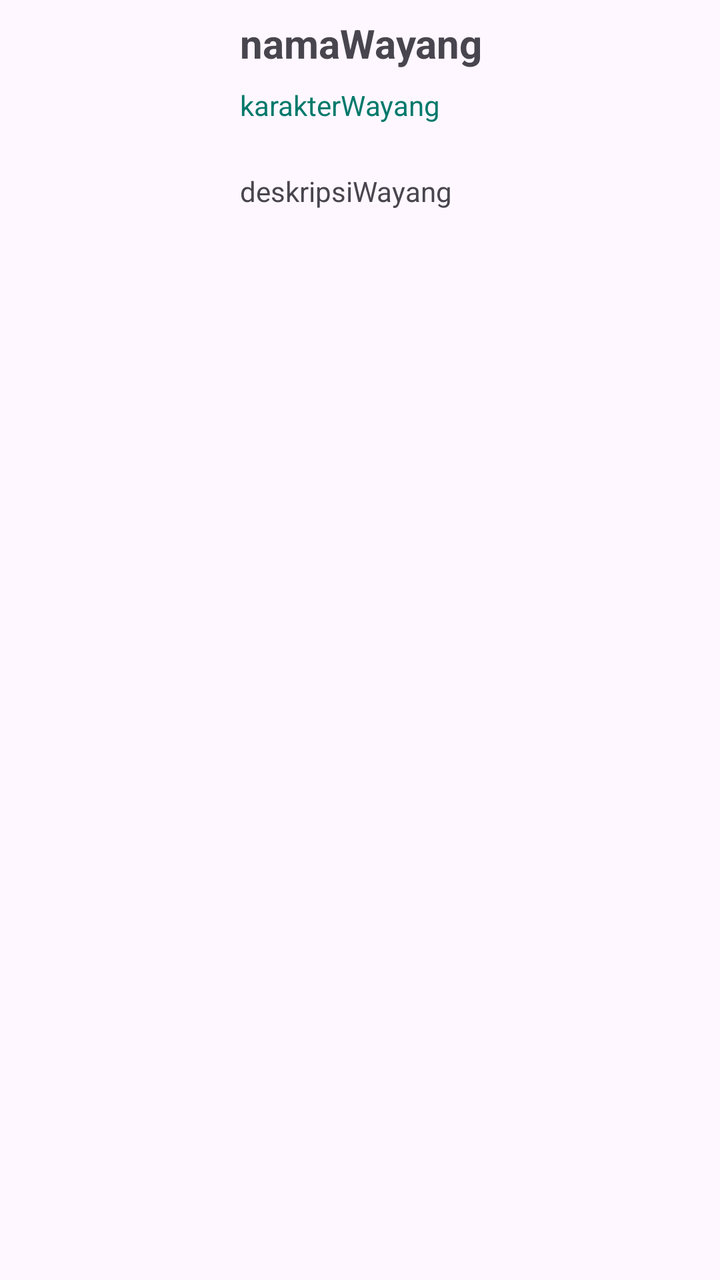
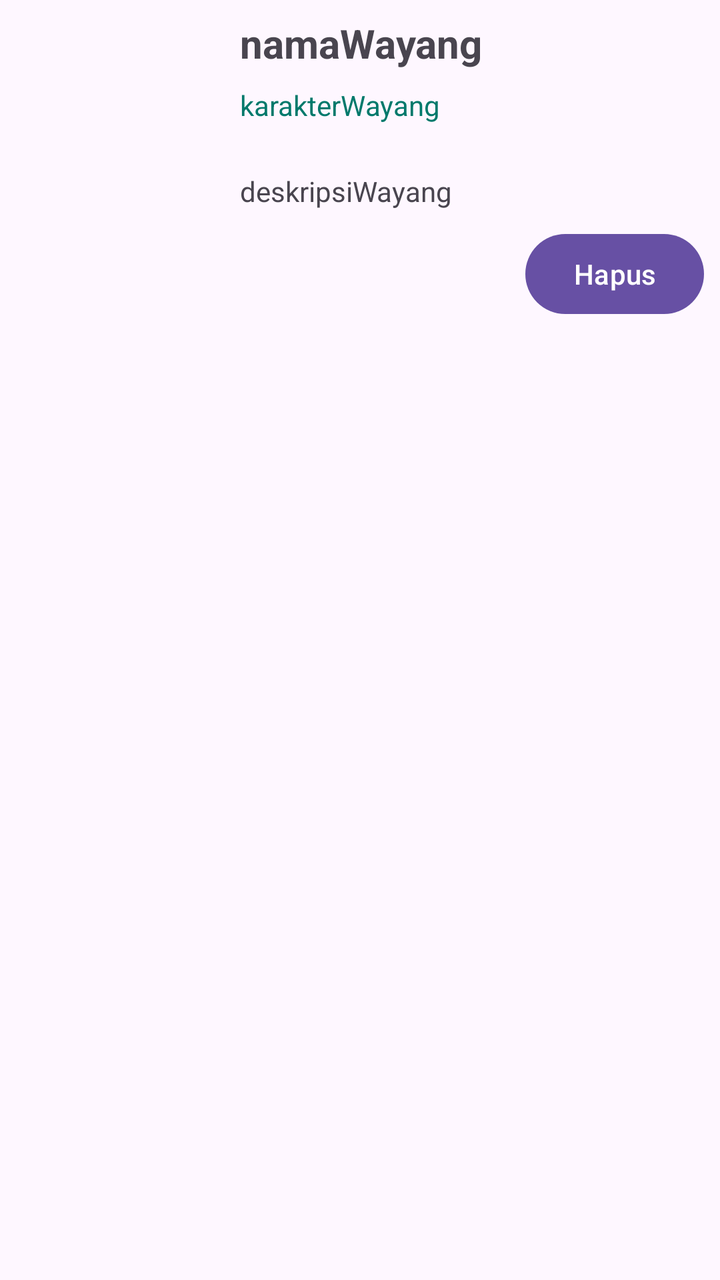

Before-and-after screenshots of an Android layout around one commit, followed by the original layout XML and the change that was made.
<!-- AndroidManifest.xml: application theme Theme.RecyclerView -->
<!-- res/layout/item_recycler.xml -->
<?xml version="1.0" encoding="utf-8"?>
<LinearLayout xmlns:android="http://schemas.android.com/apk/res/android"
    android:layout_width="match_parent"
    android:layout_height="wrap_content"
    android:orientation="horizontal"
    android:padding="8dp"
    android:id="@+id/itemWayang">

    <ImageView
        android:id="@+id/gambarWayang"
        android:layout_width="100dp"
        android:layout_height="120dp"
        android:scaleType="centerCrop"
         />

    <LinearLayout
        android:layout_width="0dp"
        android:layout_height="wrap_content"
        android:layout_marginStart="12dp"
        android:layout_weight="1"
        android:orientation="vertical">

        <TextView
            android:id="@+id/namaWayang"
            android:layout_width="match_parent"
            android:layout_height="wrap_content"
            android:text="namaWayang"
            android:textSize="20sp"
            android:textStyle="bold" />

        <TextView
            android:id="@+id/karakterWayang"
            android:layout_width="match_parent"
            android:layout_height="wrap_content"
            android:layout_marginTop="8dp"
            android:text="karakterWayang"
            android:textColor="#00796B" />

        <TextView
            android:id="@+id/deskripsiWayang"
            android:layout_width="match_parent"
            android:layout_height="wrap_content"
            android:layout_marginTop="24dp"
            android:text="deskripsiWayang" />

    </LinearLayout>

</LinearLayout>
<!-- resources referenced by this layout -->
<resources>
  <style name="Theme.RecyclerView" parent="Base.Theme.RecyclerView" />
  <style name="Base.Theme.RecyclerView" parent="Theme.Material3.DayNight.NoActionBar">
          
          
      </style>
</resources>

<!-- the commit's change to res/layout/item_recycler.xml (unified diff, before → after) -->
@@ -43,6 +43,14 @@
             android:layout_marginTop="24dp"
             android:text="deskripsiWayang" />
 
+        <Button
+            android:id="@+id/btnHapus"
+            android:layout_width="wrap_content"
+            android:layout_height="wrap_content"
+            android:layout_gravity="end"
+            android:layout_marginTop="8dp"
+            android:text="Hapus" />
+
     </LinearLayout>
 
 </LinearLayout>
